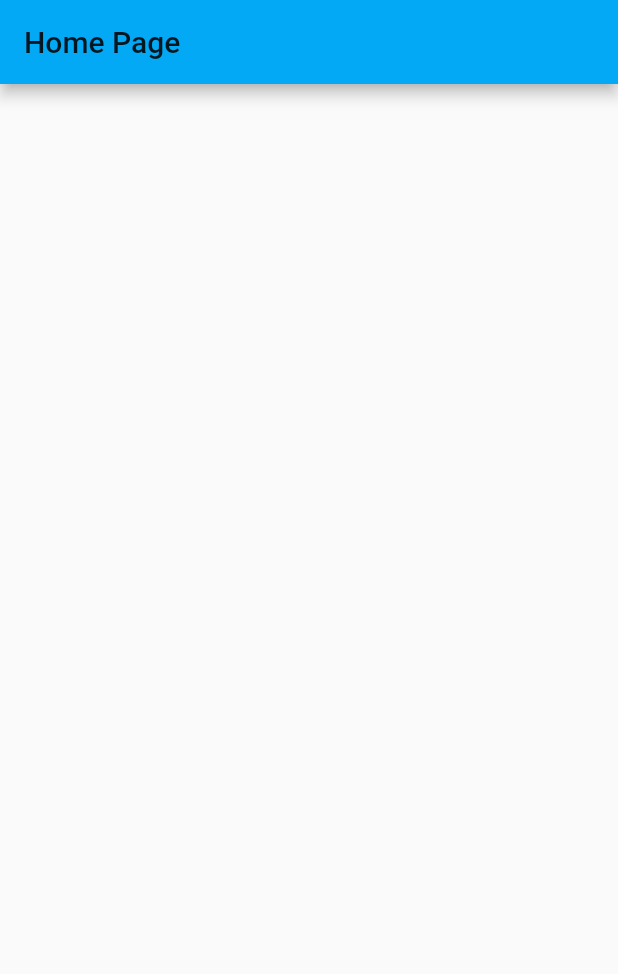
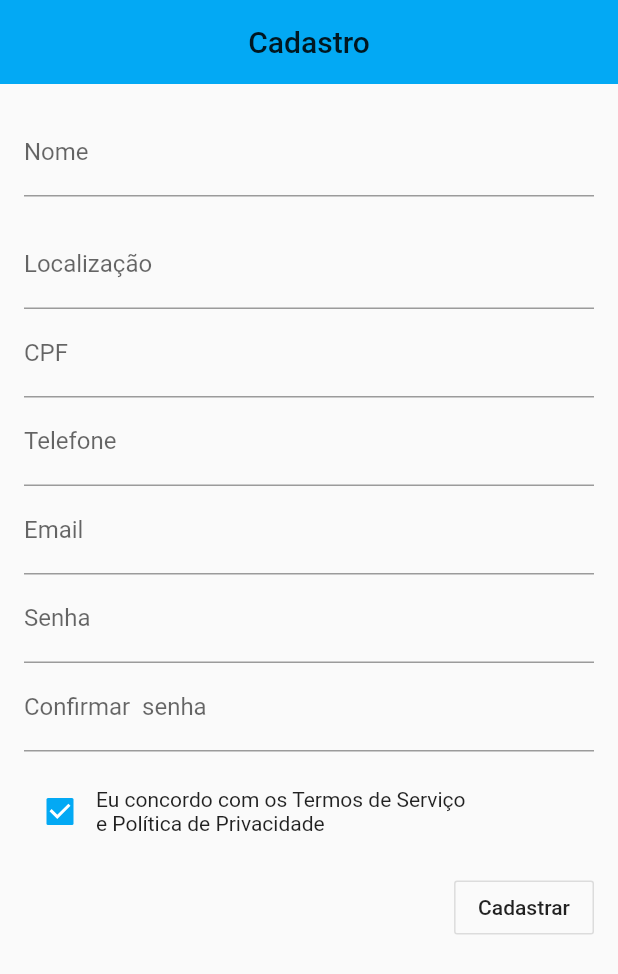
Before and after one commit to jjeanjacques10/mpsp-app, a Flutter app: the screen it shows after launch, on a phone screen of 412 x 824 dp. Shown: the top 974 px of the screen. Run offline on Flutter 3.47's test engine with Material 2 defaults, Android fonts, the phone set to English and light mode, and no system bars.

Commit message:
Register form design

```diff
--- /dev/null
+++ b/lib/components/register_form.dart
@@ -0,0 +1,142 @@
+import 'package:flutter/material.dart';
+
+class RegisterForm extends StatefulWidget {
+  const RegisterForm({Key key}) : super(key: key);
+
+  @override
+  _RegisterFormState createState() => _RegisterFormState();
+}
+
+class _RegisterFormState extends State<RegisterForm> {
+  final GlobalKey<FormState> _formKey = GlobalKey<FormState>();
+  bool _agreedToTOS = true;
+
+  @override
+  Widget build(BuildContext context) {
+    return Form(
+      key: _formKey,
+      child: Column(
+        crossAxisAlignment: CrossAxisAlignment.start,
+        children: <Widget>[
+          TextFormField(
+            decoration: const InputDecoration(
+              labelText: 'Nome',
+            ),
+            validator: (String value) {
+              if (value.trim().isEmpty) {
+                return 'Nome é obrigatório';
+              }
+            },
+          ),
+          const SizedBox(height: 16.0),
+          TextFormField(
+            decoration: const InputDecoration(
+              labelText: 'Localização ',
+            ),
+            validator: (String value) {
+              if (value.trim().isEmpty) {
+                return 'Localização é obrigatória';
+              }
+            },
+          ),
+          TextFormField(
+            decoration: const InputDecoration(
+              labelText: 'CPF',
+            ),
+            validator: (String value) {
+              if (value.trim().isEmpty) {
+                return 'CPF é obrigatório';
+              }
+            },
+          ),
+          TextFormField(
+            decoration: const InputDecoration(
+              labelText: 'Telefone',
+            ),
+            validator: (String value) {
+              if (value.trim().isEmpty) {
+                return 'Telefone é obrigatório';
+              }
+            },
+          ),
+          TextFormField(
+            decoration: const InputDecoration(
+              labelText: 'Email',
+            ),
+            validator: (String value) {
+              if (value.trim().isEmpty) {
+                return 'Email é obrigatório';
+              }
+            },
+          ),
+          TextFormField(
+            decoration: const InputDecoration(
+              labelText: 'Senha',
+            ),
+            validator: (String value) {
+              if (value.trim().isEmpty) {
+                return 'Senha é obrigatória';
+              }
+            },
+          ),
+          TextFormField(
+            decoration: const InputDecoration(
+              labelText: 'Confirmar  senha',
+            ),
+            validator: (String value) {
+              if (value.trim().isEmpty) {
+                return 'Confirmar senha é obrigatório';
+              }
+            },
+          ),
+          Padding(
+            padding: const EdgeInsets.symmetric(vertical: 16.0),
+            child: Row(
+              children: <Widget>[
+                Checkbox(
+                  value: _agreedToTOS,
+                  onChanged: _setAgreedToTOS,
+                ),
+                GestureDetector(
+                  onTap: () => _setAgreedToTOS(!_agreedToTOS),
+                  child: const Text(
+                    'Eu concordo com os Termos de Serviço \n'
+                    'e Política de Privacidade',
+                  ),
+                ),
+              ],
+            ),
+          ),
+          Row(
+            children: <Widget>[
+              const Spacer(),
+              OutlineButton(
+                highlightedBorderColor: Colors.black,
+                onPressed: _submittable() ? _submit : null,
+                child: const Text('Cadastrar'),
+              ),
+            ],
+          ),
+        ],
+      ),
+    );
+  }
+
+  bool _submittable() {
+    return _agreedToTOS;
+  }
+
+  void _submit() {
+    if (_formKey.currentState.validate()) {
+      const SnackBar snackBar = SnackBar(content: Text('Form submitted'));
+
+      Scaffold.of(context).showSnackBar(snackBar);
+    }
+  }
+
+  void _setAgreedToTOS(bool newValue) {
+    setState(() {
+      _agreedToTOS = newValue;
+    });
+  }
+}
--- a/lib/main.dart
+++ b/lib/main.dart
@@ -1,5 +1,6 @@
 import 'package:flutter/material.dart';
 import 'package:mpsp_app/screens/home_screen.dart';
+import 'package:mpsp_app/screens/register_screen.dart';
 
 void main() {
   runApp(MyApp());
@@ -17,7 +18,7 @@ class MyApp extends StatelessWidget {
       ),
       initialRoute: '/',
       routes: {
-        "/": (context) => HomeScreen(),
+        "/": (context) => RegisterScreen(),
       },
     );
   }
--- /dev/null
+++ b/lib/screens/register_screen.dart
@@ -0,0 +1,31 @@
+import 'package:flutter/material.dart';
+
+import '../components/register_form.dart';
+
+class RegisterScreen extends StatefulWidget {
+  const RegisterScreen({Key key}) : super(key: key);
+
+  static const String routeName = '/register';
+
+  @override
+  _RegisterScreenState createState() => _RegisterScreenState();
+}
+
+class _RegisterScreenState extends State<RegisterScreen> {
+  @override
+  Widget build(BuildContext context) {
+    return Scaffold(
+      appBar: AppBar(
+        title: const Text('Cadastro'),
+        centerTitle: true,
+        elevation: 0.0,
+      ),
+      body: const SingleChildScrollView(
+        child: Padding(
+          padding: EdgeInsets.fromLTRB(16.0, 16.0, 16.0, 8.0),
+          child: RegisterForm(),
+        ),
+      ),
+    );
+  }
+}
```
Also changed, not shown: pubspec.lock.
